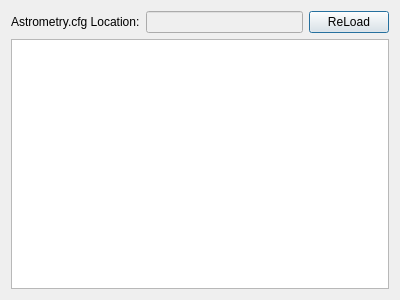
Before: the Qt Designer form kstars/ekos/align/opsastrometrycfg.ui in KDE/kstars, drawn with Qt 5.
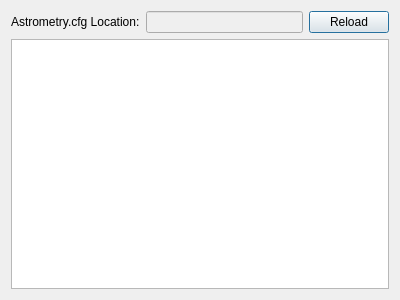
After: the same form once the commit is applied.

Patch:
```diff
--- a/kstars/ekos/align/opsastrometrycfg.ui
+++ b/kstars/ekos/align/opsastrometrycfg.ui
@@ -45,7 +45,7 @@
         <string>&lt;html&gt;&lt;head/&gt;&lt;body&gt;&lt;p&gt;This button will let you reload the Astrometry.cfg file in the event that something was changed ouside of KStars.&lt;/p&gt;&lt;/body&gt;&lt;/html&gt;</string>
        </property>
        <property name="text">
-        <string>ReLoad</string>
+        <string>Reload</string>
        </property>
       </widget>
      </item>
```
Left out of the diff: 2 changed lines with no effect on the pictures.
